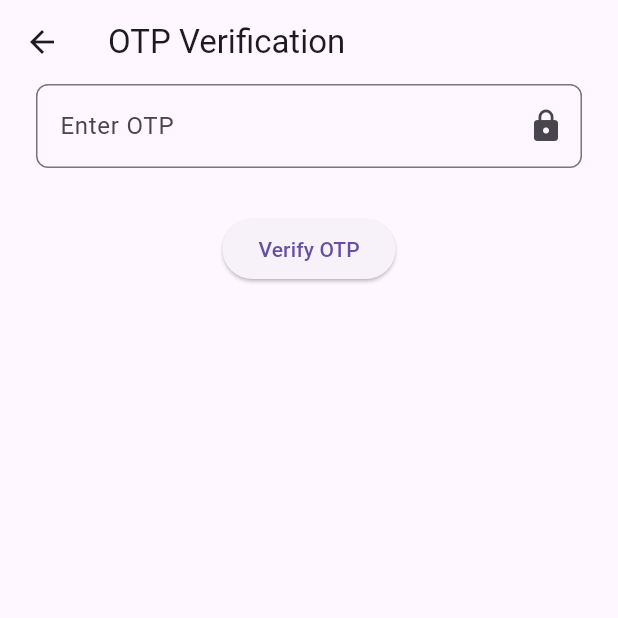
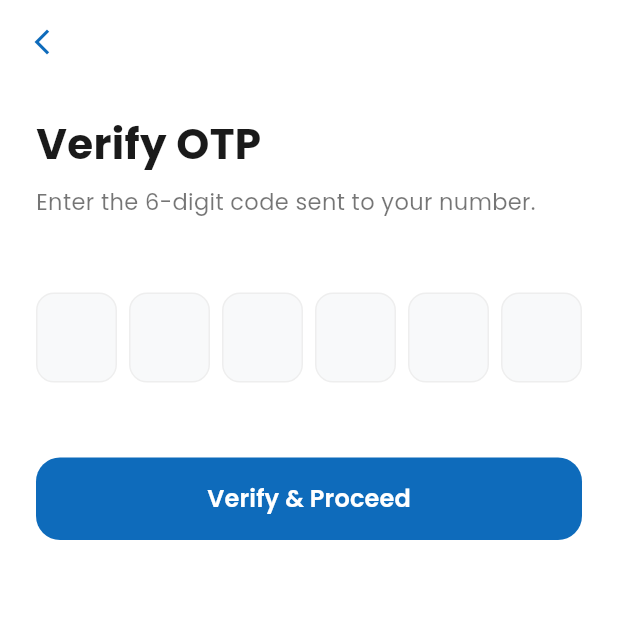
Before and after one commit to muhammadpatni/local_service, a Flutter app: the OtpScreen screen opened directly with empty values, on a phone screen of 412 x 824 dp, the top half of it. Run offline on Flutter 3.47's test engine with Material 3 defaults, Android fonts, the phone set to English and light mode, and no system bars; drawn by our look-alikes of pinput; our stand-ins replace firebase_auth, firebase_core, google_fonts, google_sign_in; accounts and stored records are empty.

Commit message:
refactor: Clean up and enhance OTP screen layout and functionality

```diff
--- a/lib/otp_screen.dart
+++ b/lib/otp_screen.dart
@@ -1,66 +1,233 @@
+// import 'dart:developer';
+
+// import 'package:firebase_auth/firebase_auth.dart';
+// import 'package:flutter/material.dart';
+// import 'package:local_service/home_page.dart';
+
+// // ignore: must_be_immutable
+// class OtpScreen extends StatefulWidget {
+//   String verificationId;
+//   OtpScreen({super.key, required this.verificationId});
+
+//   @override
+//   State<OtpScreen> createState() => _OtpScreenState();
+// }
+
+// class _OtpScreenState extends State<OtpScreen> {
+//   TextEditingController otpController = TextEditingController();
+//   @override
+//   Widget build(BuildContext context) {
+//     return Scaffold(
+//       appBar: AppBar(title: const Text("OTP Verification")),
+//       body: Column(
+//         children: [
+//           Padding(
+//             padding: const EdgeInsets.symmetric(horizontal: 24),
+//             child: TextField(
+//               controller: otpController,
+//               keyboardType: TextInputType.number,
+//               decoration: InputDecoration(
+//                 hintText: "Enter OTP",
+//                 border: OutlineInputBorder(
+//                   borderRadius: BorderRadius.circular(8),
+//                 ),
+//                 suffixIcon: const Icon(Icons.lock),
+//               ),
+//             ),
+//           ),
+//           SizedBox(height: 30),
+//           ElevatedButton(
+//             onPressed: () async {
+//               try {
+//                 PhoneAuthCredential credential =
+//                     await PhoneAuthProvider.credential(
+//                       verificationId: widget.verificationId,
+//                       smsCode: otpController.text.toString(),
+//                     );
+
+//                 FirebaseAuth.instance.signInWithCredential(credential).then((
+//                   value,
+//                 ) {
+//                   Navigator.push(
+//                     context,
+//                     MaterialPageRoute(builder: (context) => MyHomePage()),
+//                   );
+//                 });
+//               } catch (ex) {
+//                 log(ex.toString());
+//               }
+//             },
+//             child: Text("Verify OTP"),
+//           ),
+//         ],
+//       ),
+//     );
+//   }
+// }
+
 import 'dart:developer';
-
 import 'package:firebase_auth/firebase_auth.dart';
 import 'package:flutter/material.dart';
+import 'package:google_fonts/google_fonts.dart';
+import 'package:pinput/pinput.dart';
 import 'package:local_service/home_page.dart';
 
-// ignore: must_be_immutable
 class OtpScreen extends StatefulWidget {
-  String verificationId;
-  OtpScreen({super.key, required this.verificationId});
+  final String verificationId;
+  const OtpScreen({super.key, required this.verificationId});
 
   @override
   State<OtpScreen> createState() => _OtpScreenState();
 }
 
 class _OtpScreenState extends State<OtpScreen> {
-  TextEditingController otpController = TextEditingController();
+  final TextEditingController otpController = TextEditingController();
+  final Color primaryBlue = const Color(0xFF0E6BBB);
+
   @override
   Widget build(BuildContext context) {
+    // Responsive width calculation: Screen width ko 6 boxes mein divide karne ke liye
+    final screenWidth = MediaQuery.of(context).size.width;
+    final boxWidth =
+        (screenWidth - 80) / 6; // Padding subtract kar ke 6 par divide kiya
+
+    // --- Pinput ki Styling ---
+    final defaultPinTheme = PinTheme(
+      width: boxWidth,
+      height: 60,
+      textStyle: GoogleFonts.poppins(
+        fontSize: 22,
+        fontWeight: FontWeight.w600,
+        color: const Color(0xFF1A1A1A),
+      ),
+      decoration: BoxDecoration(
+        color: const Color(0xFFF8F9FA),
+        borderRadius: BorderRadius.circular(12),
+        border: Border.all(color: Colors.grey[200]!),
+      ),
+    );
+
+    final focusedPinTheme = defaultPinTheme.copyWith(
+      decoration: defaultPinTheme.decoration!.copyWith(
+        border: Border.all(color: primaryBlue, width: 2),
+      ),
+    );
+
     return Scaffold(
-      appBar: AppBar(title: const Text("OTP Verification")),
-      body: Column(
+      backgroundColor: Colors.white,
+      appBar: AppBar(
+        backgroundColor: Colors.transparent,
+        elevation: 0,
+        leading: IconButton(
+          icon: Icon(Icons.arrow_back_ios_new, color: primaryBlue, size: 20),
+          onPressed: () => Navigator.pop(context),
+        ),
+      ),
+      body: SafeArea(
+        child: SingleChildScrollView(
+          // Keyboard overflow se bachne ke liye
+          child: Padding(
+            padding: const EdgeInsets.symmetric(horizontal: 24.0),
+            child: Column(
+              crossAxisAlignment: CrossAxisAlignment.start,
               children: [
-          Padding(
-            padding: const EdgeInsets.symmetric(horizontal: 24),
-            child: TextField(
+                const SizedBox(height: 20),
+                Text(
+                  "Verify OTP",
+                  style: GoogleFonts.poppins(
+                    fontSize: 28,
+                    fontWeight: FontWeight.w700,
+                    color: const Color(0xFF1A1A1A),
+                  ),
+                ),
+                const SizedBox(height: 8),
+                Text(
+                  "Enter the 6-digit code sent to your number.",
+                  style: GoogleFonts.poppins(
+                    fontSize: 15,
+                    color: Colors.black54,
+                  ),
+                ),
+
+                const SizedBox(height: 50),
+
+                // --- Pinput Widget (Responsive & Error-free) ---
+                Center(
+                  child: Pinput(
+                    length: 6,
                     controller: otpController,
-              keyboardType: TextInputType.number,
-              decoration: InputDecoration(
-                hintText: "Enter OTP",
-                border: OutlineInputBorder(
-                  borderRadius: BorderRadius.circular(8),
+                    defaultPinTheme: defaultPinTheme,
+                    focusedPinTheme: focusedPinTheme,
+                    // 'pinputAutoresize' hata diya gaya hai error fix karne ke liye
+                    showCursor: true,
+                    mainAxisAlignment: MainAxisAlignment
+                        .spaceBetween, // Boxes mein barabar gap
+                    onCompleted: (pin) => _verifyOtp(pin),
                   ),
-                suffixIcon: const Icon(Icons.lock),
+                ),
+
+                const SizedBox(height: 50),
+
+                // Verify Button
+                SizedBox(
+                  width: double.infinity,
+                  height: 55,
+                  child: ElevatedButton(
+                    onPressed: () => _verifyOtp(otpController.text),
+                    style: ElevatedButton.styleFrom(
+                      backgroundColor: primaryBlue,
+                      foregroundColor: Colors.white,
+                      elevation: 0,
+                      shape: RoundedRectangleBorder(
+                        borderRadius: BorderRadius.circular(16),
+                      ),
+                    ),
+                    child: Text(
+                      "Verify & Proceed",
+                      style: GoogleFonts.poppins(
+                        fontSize: 16,
+                        fontWeight: FontWeight.w600,
                       ),
                     ),
                   ),
-          SizedBox(height: 30),
-          ElevatedButton(
-            onPressed: () async {
+                ),
+              ],
+            ),
+          ),
+        ),
+      ),
+    );
+  }
+
+  // --- Verification Logic ---
+  void _verifyOtp(String pin) async {
+    if (pin.length < 6) {
+      ScaffoldMessenger.of(context).showSnackBar(
+        const SnackBar(content: Text("Please enter full 6-digit code")),
+      );
+      return;
+    }
+
     try {
-                PhoneAuthCredential credential =
-                    await PhoneAuthProvider.credential(
+      PhoneAuthCredential credential = await PhoneAuthProvider.credential(
         verificationId: widget.verificationId,
-                      smsCode: otpController.text.toString(),
+        smsCode: pin,
       );
 
-                FirebaseAuth.instance.signInWithCredential(credential).then((
+      await FirebaseAuth.instance.signInWithCredential(credential).then((
         value,
       ) {
-                  Navigator.push(
+        Navigator.pushAndRemoveUntil(
           context,
-                    MaterialPageRoute(builder: (context) => MyHomePage()),
+          MaterialPageRoute(builder: (context) => const MyHomePage()),
+          (route) => false,
         );
       });
     } catch (ex) {
-                log(ex.toString());
-              }
-            },
-            child: Text("Verify OTP"),
-          ),
-        ],
-      ),
+      log("OTP Error: ${ex.toString()}");
+      ScaffoldMessenger.of(context).showSnackBar(
+        const SnackBar(content: Text("Invalid OTP, please try again.")),
       );
     }
   }
+}
```
Also changed, not shown: lib/login_screen.dart (line endings or trailing spaces), pubspec.lock. Lines whose indentation alone changed are shown as unchanged.
